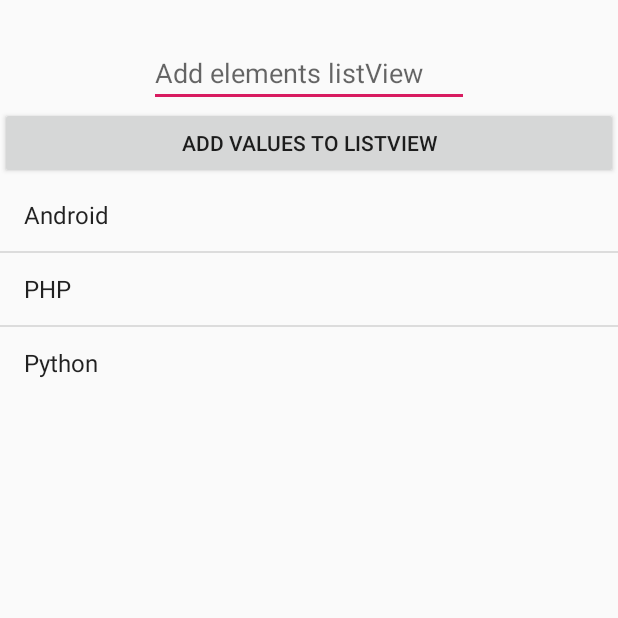
After one commit to sulemanahmed-cyber/MY_MRCE_APP, an Android app: the assignments screen opened directly, with no data from a screen before it, on a phone screen of 412 x 824 dp, the top half of it. The commit adds this screen. Run offline under Robolectric (Android 15) with nearby library versions, the phone set to English and light mode, and no system bars; our stand-ins replace sdp/ssp sizes; Roboto replaces fonts that are not available here.

Commit message:
assignment added

```diff
--- a/app/src/main/AndroidManifest.xml
+++ b/app/src/main/AndroidManifest.xml
@@ -13,7 +13,8 @@
         android:roundIcon="@mipmap/ic_launcher_round"
         android:supportsRtl="true"
         android:theme="@style/AppTheme">
-        <activity android:name=".quiz"></activity>
+        <activity android:name=".assignments"></activity>
+        <activity android:name=".quiz" />
         <activity android:name=".Score" />
         <activity android:name=".QuestionActivity" />
         <activity
@@ -26,7 +27,6 @@
             <intent-filter>
                 <action android:name="android.intent.action.MAIN" />
                 <action android:name="com.google.firebase.MESSAGING_EVENT" />
-
 
                 <category android:name="android.intent.category.LAUNCHER" />
             </intent-filter>
@@ -80,12 +80,15 @@
             android:parentActivityName=".MainActivity" />
         <activity android:name=".MainActivity" />
         <activity android:name=".IntroActivity">
-           <!-- <intent-filter>
+
+            <!--
+            <intent-filter>
                 <action android:name="android.intent.action.MAIN" />
                 <action android:name="com.google.firebase.MESSAGING_EVENT" />
 
                 <category android:name="android.intent.category.LAUNCHER" />
-            </intent-filter>-->
+            </intent-filter>
+            -->
         </activity>
 
         <service android:name=".FirebaseMessagingService" />
--- a/app/src/main/java/com/test/mymrceapp/MainActivity.java
+++ b/app/src/main/java/com/test/mymrceapp/MainActivity.java
@@ -263,8 +263,14 @@ public class MainActivity extends AppCompatActivity {
                       Intent intent10 = new Intent(getApplicationContext(),notification.class);
                       startActivity(intent10);
                       break;
-                  case R.id.nav_quiz:
-                      Intent intent15 = new Intent(getApplicationContext(),quiz.class);
+                  case R.id.nav_assignment:
+                      Intent intent16 = new Intent(getApplicationContext(),assignments.class);
+                      startActivity(intent16);
+                      break;
+
+
+                      case R.id.nav_quiz:
+                          Intent intent15 = new Intent(getApplicationContext(),quiz.class);
                       startActivity(intent15);
                       break;
 
--- /dev/null
+++ b/app/src/main/java/com/test/mymrceapp/assignments.java
@@ -0,0 +1,82 @@
+package com.test.mymrceapp;
+
+import androidx.appcompat.app.AppCompatActivity;
+
+import android.os.Bundle;
+import android.view.View;
+import android.widget.AdapterView;
+import android.widget.ArrayAdapter;
+import android.widget.Button;
+import android.widget.EditText;
+import android.widget.ListView;
+import android.widget.Toast;
+
+import java.util.ArrayList;
+import java.util.Arrays;
+import java.util.List;
+
+public class assignments extends AppCompatActivity {
+
+    ListView listview;
+    Button addButton;
+    EditText GetValue;
+    String[] ListElements = new String[] {
+            "Android",
+            "PHP",
+            "Python",
+    };
+
+    @Override
+    protected void onCreate(Bundle savedInstanceState) {
+        super.onCreate(savedInstanceState);
+        setContentView(R.layout.activity_assignments);
+
+
+        listview = findViewById(R.id.listView1);
+        addButton = findViewById(R.id.button1);
+        GetValue = findViewById(R.id.editText1);
+
+        final List<String> ListElementsArrayList = new ArrayList<>(Arrays.asList(ListElements));
+        final ArrayAdapter<String> adapter = new ArrayAdapter<>
+                (assignments.this, android.R.layout.simple_list_item_1, ListElementsArrayList);
+        listview.setAdapter(adapter);
+
+
+        listview.setOnItemClickListener(new AdapterView.OnItemClickListener() {
+            @Override
+            public void onItemClick(AdapterView<?> parent, View view, int position, long id) {
+
+
+                switch (position){
+                    case 0:
+                        Toast.makeText(assignments.this, "01", Toast.LENGTH_SHORT).show();
+                       break;
+                    case 1:
+                        Toast.makeText(assignments.this, "02", Toast.LENGTH_SHORT).show();
+                        break;
+                    case 2:
+                        Toast.makeText(assignments.this, "03", Toast.LENGTH_SHORT).show();
+                        break;
+                    case 3:
+                        Toast.makeText(assignments.this, "04", Toast.LENGTH_SHORT).show();
+                        break;
+                    case 4:
+                        Toast.makeText(assignments.this, ++position, Toast.LENGTH_SHORT).show();
+                        break;
+
+
+
+
+                }
+            }
+        });
+
+        addButton.setOnClickListener(new View.OnClickListener() {
+            @Override
+            public void onClick(View v) {
+                ListElementsArrayList.add(GetValue.getText().toString());
+                adapter.notifyDataSetChanged();
+            }
+        });
+    }
+}
--- /dev/null
+++ b/app/src/main/res/layout/activity_assignments.xml
@@ -0,0 +1,34 @@
+<?dxml version="1.0" encoding="utf-8"?>
+<RelativeLayout
+    xmlns:android="http://schemas.android.com/apk/res/android"
+    xmlns:app="http://schemas.android.com/apk/res-auto"
+    xmlns:tools="http://schemas.android.com/tools"
+    android:layout_width="match_parent"
+    android:layout_height="match_parent"
+    tools:context=".assignments">
+    <Button
+        android:id="@+id/button1"
+        android:layout_width="fill_parent"
+        android:layout_height="wrap_content"
+        android:layout_below="@+id/editText1"
+        android:layout_centerHorizontal="true"
+        android:text="Add Values to listView" />
+
+    <EditText
+        android:id="@+id/editText1"
+        android:layout_width="wrap_content"
+        android:layout_height="wrap_content"
+        android:layout_alignParentTop="true"
+        android:layout_centerHorizontal="true"
+        android:layout_marginTop="26dp"
+        android:ems="10"
+        android:hint="Add elements listView" />
+
+    <ListView
+        android:id="@+id/listView1"
+        android:layout_width="match_parent"
+        android:layout_height="wrap_content"
+        android:layout_below="@+id/button1"
+        android:layout_centerHorizontal="true" >
+    </ListView>
+</RelativeLayout>
--- a/app/src/main/res/menu/drawer_menu.xml
+++ b/app/src/main/res/menu/drawer_menu.xml
@@ -58,6 +58,15 @@
             android:id="@+id/nav_notification"
             android:icon="@drawable/ic_notificationsmmmmm_none_black_24dp"
             android:title="Notification"/>
+
+
+        <item
+            android:id="@+id/nav_assignment"
+            android:icon="@drawable/ic_cell_black_24dp"
+            android:title="Assignment"
+            />
+
+
         <item
             android:id="@+id/nav_quiz"
             android:icon="@drawable/ic_cell_black_24dp"
```
